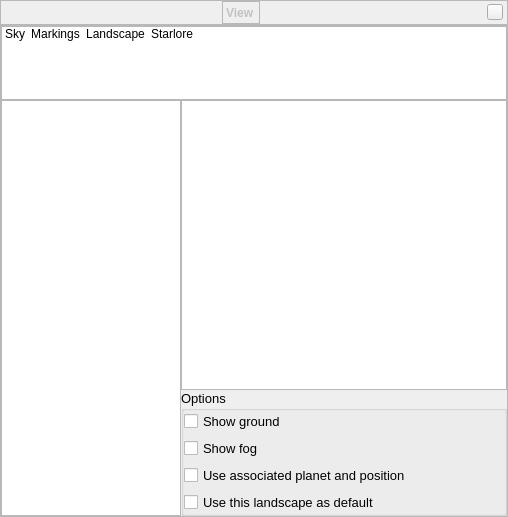
Before: the Qt Designer form src/gui/viewDialog.ui in 519984307/stellarium_src, drawn with Qt 5.
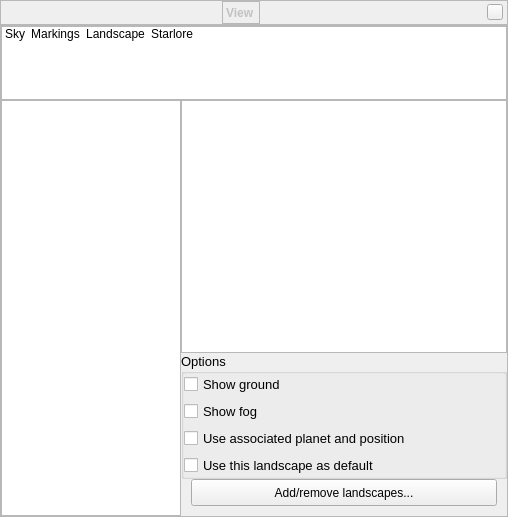
After: the same form once the commit is applied. The open tabs and pages were chosen to show the change. Icons and pictures are not drawn. Custom widgets are drawn as their Qt base class.

Commit message: merged the AddRemoveLandscapes plug-in into LandscapeMgr and ViewDialog; added some minor features and bug fixes

```diff
--- a/src/gui/viewDialog.ui
+++ b/src/gui/viewDialog.ui
@@ -1231,7 +1231,7 @@
           <property name="spacing">
            <number>0</number>
           </property>
-          <item row="0" column="0" rowspan="2">
+          <item row="0" column="0" rowspan="4">
            <widget class="QListWidget" name="landscapesListWidget">
             <property name="sizePolicy">
              <sizepolicy hsizetype="Preferred" vsizetype="Expanding">
@@ -1295,6 +1295,22 @@
             </property>
            </widget>
           </item>
+          <item row="2" column="1">
+           <widget class="QPushButton" name="pushButtonAddRemoveLandscapes">
+            <property name="minimumSize">
+             <size>
+              <width>0</width>
+              <height>37</height>
+             </size>
+            </property>
+            <property name="styleSheet">
+             <string notr="true">margin-left: 10px; margin-right: 10px; margin-bottom:10px;</string>
+            </property>
+            <property name="text">
+             <string>Add/remove landscapes...</string>
+            </property>
+           </widget>
+          </item>
           <item row="1" column="1">
            <widget class="QGroupBox" name="landscapeOptionsGroupBox">
             <property name="sizePolicy">
```
Lines whose indentation alone changed are shown as unchanged. The commit also changes 8 other files.
